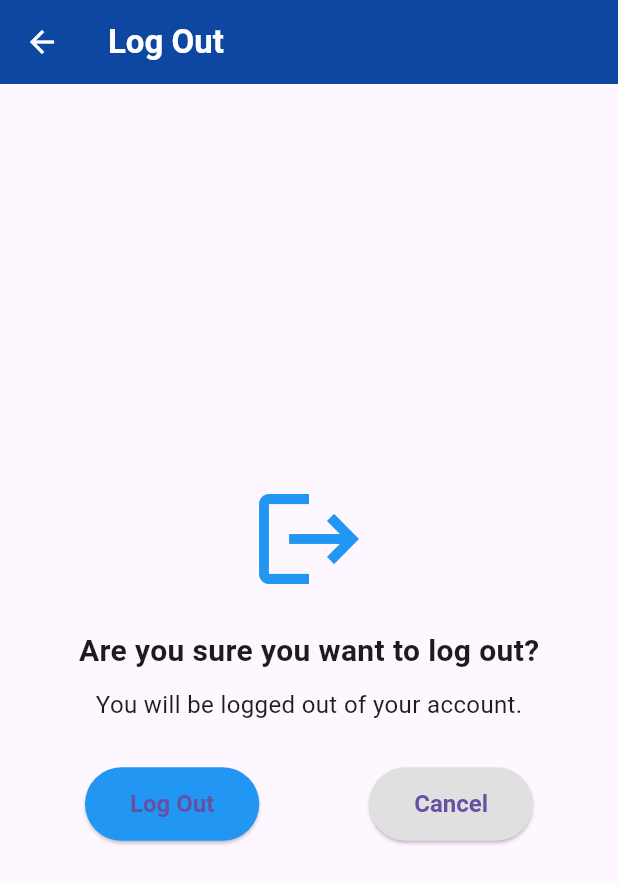
After one commit to Adreescoder/come_back_a31, a Flutter app: the Log_outPage screen opened directly, on a phone screen of 412 x 824 dp. The commit adds this screen. Shown: the top 884 px of the screen. Run offline on Flutter 3.47's test engine with Material 3 defaults, Android fonts, the phone set to English and light mode, and no system bars; our stand-ins replace get.

Commit message:
code ko bot short ki kya hia

```diff
--- a/lib/models/class.dart
+++ /dev/null
@@ -1,189 +0,0 @@
-//
-// class ProductCard extends StatelessWidget {
-//   final String imageUrl;
-//   final String category;
-//   final String name;
-//   final double rating;
-//   final int reviews;
-//   final double price;
-//
-//   const ProductCard({
-//     super.key,
-//     required this.imageUrl,
-//     required this.category,
-//     required this.name,
-//     required this.rating,
-//     required this.reviews,
-//     required this.price,
-//   });
-//
-//   @override
-//   Widget build(BuildContext context) {
-//     return Card(
-//       margin: const EdgeInsets.all(10),
-//       shape: RoundedRectangleBorder(
-//         borderRadius: BorderRadius.circular(15),
-//       ),
-//       elevation: 5,
-//       child: Padding(
-//         padding: const EdgeInsets.all(10.0),
-//         child: Column(
-//           crossAxisAlignment: CrossAxisAlignment.start,
-//           children: <Widget>[
-//             Stack(
-//               children: <Widget>[
-//                 ClipRRect(
-//                   borderRadius: BorderRadius.circular(15),
-//                   child: Image.asset(
-//                     imageUrl,
-//                     height: 150,
-//                     width: double.infinity,
-//                     fit: BoxFit.fitHeight,
-//                   ),
-//                 ),
-//                 const Positioned(
-//                   right: 10,
-//                   top: 10,
-//                   child: Icon(
-//                     Icons.favorite_border,
-//                     color: Colors.grey,
-//                   ),
-//                 ),
-//               ],
-//             ),
-//             const SizedBox(height: 10),
-//             Text(
-//               category,
-//               style: const TextStyle(color: Colors.grey, fontSize: 12),
-//             ),
-//             const SizedBox(height: 5),
-//             Text(
-//               name,
-//               style: const TextStyle(fontWeight: FontWeight.bold, fontSize: 16),
-//             ),
-//             const SizedBox(height: 5),
-//             Row(
-//               children: <Widget>[
-//                 const Icon(
-//                   Icons.star,
-//                   color: Colors.orange,
-//                   size: 20,
-//                 ),
-//                 const SizedBox(width: 5),
-//                 Text(
-//                   rating.toString(),
-//                   style: const TextStyle(fontWeight: FontWeight.bold),
-//                 ),
-//                 const SizedBox(width: 5),
-//                 Text(
-//                   '($reviews)',
-//                   style: const TextStyle(color: Colors.grey),
-//                 ),
-//               ],
-//             ),
-//             const SizedBox(height: 5),
-//             Text(
-//               '\$$price',
-//               style: const TextStyle(
-//                 color: Colors.green,
-//                 fontWeight: FontWeight.bold,
-//                 fontSize: 20,
-//               ),
-//             ),
-//           ],
-//         ),
-//       ),
-//     );
-//   }
-// }
-//
-//
-//
-//
-// class Product extends StatelessWidget {
-//   final String imageUrl;
-//   final String name;
-//
-//   const Product({
-//     super.key,
-//     required this.imageUrl,
-//     required this.name,
-//   });
-//
-//   @override
-//   Widget build(BuildContext context) {
-//     return Card(
-//       margin: const EdgeInsets.all(10),
-//       shape: RoundedRectangleBorder(
-//         borderRadius: BorderRadius.circular(15),
-//       ),
-//       elevation: 5,
-//       child: Padding(
-//         padding: const EdgeInsets.all(10.0),
-//         child: Column(
-//           crossAxisAlignment: CrossAxisAlignment.start,
-//           children: <Widget>[
-//             Stack(
-//               children: <Widget>[
-//                 ClipRRect(
-//                   borderRadius: BorderRadius.circular(15),
-//                   child: Image.asset(
-//                     imageUrl,
-//                     height: 280,
-//                     width: 300,
-//                     fit: BoxFit.fill,
-//                   ),
-//                 ),
-//                 const Positioned(
-//                   right: 10,
-//                   top: 10,
-//                   child: Icon(
-//                     Icons.favorite_border,
-//                     color: Colors.grey,
-//                   ),
-//                 ),
-//               ],
-//             ),
-//             const SizedBox(height: 10),
-//             Text(
-//               name,
-//               style: const TextStyle(fontWeight: FontWeight.bold, fontSize: 16),
-//             ),
-//             const Divider(), // Divider between product details and icons
-//             Row(
-//               mainAxisAlignment: MainAxisAlignment.spaceEvenly,
-//               children: <Widget>[
-//                 IconButton(
-//                   icon: const Icon(Icons.thumb_up_alt_outlined),
-//                   onPressed: () {},
-//                 ),
-//                 IconButton(
-//                   icon: const Icon(Icons.thumb_down_alt_outlined),
-//                   onPressed: () {},
-//                 ),
-//                 IconButton(
-//                   icon: const Icon(Icons.comment_outlined),
-//                   onPressed: () {},
-//                 ),
-//                 IconButton(
-//                   icon: const Icon(Icons.share_outlined),
-//                   onPressed: () {},
-//                 ),
-//               ],
-//             ),
-//           ],
-//         ),
-//       ),
-//     );
-//   }
-// }
-
-class Person {
-  late final String workImage;
-  late final String restImage;
-
-  Person({
-    required this.workImage,
-    required this.restImage,
-  });
-}
--- a/lib/screens/drawer_screen/view.dart
+++ b/lib/screens/drawer_screen/view.dart
@@ -23,10 +23,10 @@ class Drawer_screenPage extends StatelessWidget {
           padding: EdgeInsets.zero,
           children: [
             const UserAccountsDrawerHeader(
-              accountName: Text("Malik Adrees"),
-              accountEmail: Text("malikAdrees@gmail.com"),
+              accountName: Text("Bilal Saeed Jh"),
+              accountEmail: Text("BilalSaeedJh@gmail.com"),
               currentAccountPicture: CircleAvatar(
-                backgroundImage: AssetImage('assets/images/img.jpg'),
+                backgroundImage: AssetImage('assets/sir/sir.jpg'),
               ),
               otherAccountsPictures: [
                 CircleAvatar(child: Icon(Icons.person)),
@@ -106,7 +106,7 @@ _buildDrawerItem(IconData icon, String title, VoidCallback onTap) {
       // Show the confirmation dialog
       Get.dialog(
         AlertDialog(
-          title: Text('Confirm'),
+          title: const Text('Confirm'),
           content: Text('Do you want to switch to $title?'),
           actions: [
             TextButton(
@@ -335,6 +335,7 @@ class TweetItem extends StatelessWidget {
                 Text("@username"),
               ],
             ),
+
             // Tweet text
             const SizedBox(height: 8),
             const Text(
@@ -356,9 +357,9 @@ class TweetItem extends StatelessWidget {
                   icon: const Icon(Icons.comment),
                   onPressed: () {},
                 ),
-                Spacer(),
+                const Spacer(),
                 IconButton(
-                  icon: Icon(Icons.more_vert),
+                  icon: const Icon(Icons.more_vert),
                   onPressed: () {},
                 ),
               ],
--- /dev/null
+++ b/lib/screens/log_out/logic.dart
@@ -0,0 +1,5 @@
+import 'package:get/get.dart';
+
+class Log_outLogic extends GetxController {
+
+}
--- /dev/null
+++ b/lib/screens/log_out/view.dart
@@ -0,0 +1,110 @@
+import 'package:flutter/material.dart';
+import 'package:get/get.dart';
+
+import 'logic.dart';
+
+class Log_outPage extends StatelessWidget {
+  Log_outPage({super.key});
+
+  final logic = Get.put(Log_outLogic());
+
+  @override
+  Widget build(BuildContext context) {
+    return Scaffold(
+      appBar: AppBar(
+        backgroundColor: Colors.blue[900],
+        title: const Text(
+          'Log Out',
+          style: TextStyle(
+            color: Colors.white,
+            fontWeight: FontWeight.bold,
+          ),
+        ),
+        leading: IconButton(
+          icon: const Icon(
+            Icons.arrow_back,
+            color: Colors.white,
+          ),
+          onPressed: () {
+            Navigator.pop(context); // Go back to the previous screen
+          },
+        ),
+      ),
+      body: Center(
+        child: Padding(
+          padding: const EdgeInsets.all(20.0),
+          child: Column(
+            mainAxisAlignment: MainAxisAlignment.center,
+            children: [
+              // Icon
+              const Icon(
+                Icons.logout,
+                size: 80,
+                color: Colors.blue,
+              ),
+
+              const SizedBox(height: 20),
+
+              // Text
+              const Text(
+                'Are you sure you want to log out?',
+                style: TextStyle(
+                  fontSize: 20,
+                  fontWeight: FontWeight.bold,
+                ),
+              ),
+
+              const SizedBox(height: 10),
+
+              // Description
+              const Text(
+                'You will be logged out of your account.',
+                style: TextStyle(
+                  fontSize: 16,
+                ),
+              ),
+
+              const SizedBox(height: 30),
+
+              // Buttons
+              Row(
+                mainAxisAlignment: MainAxisAlignment.spaceAround,
+                children: [
+                  ElevatedButton(
+                    onPressed: () {
+                      // Perform logout action (e.g., clear user data)
+                      Navigator.pop(context); // Go back to the previous screen
+                    },
+                    style: ElevatedButton.styleFrom(
+                      backgroundColor: Colors.blue,
+                      padding: const EdgeInsets.symmetric(horizontal: 30, vertical: 15),
+                      textStyle: const TextStyle(
+                        fontSize: 16,
+                        fontWeight: FontWeight.bold,
+                      ),
+                    ),
+                    child: const Text('Log Out'),
+                  ),
+                  ElevatedButton(
+                    onPressed: () {
+                      Navigator.pop(context); // Go back to the previous screen
+                    },
+                    style: ElevatedButton.styleFrom(
+                      backgroundColor: Colors.grey[300],
+                      padding: const EdgeInsets.symmetric(horizontal: 30, vertical: 15),
+                      textStyle: const TextStyle(
+                        fontSize: 16,
+                        fontWeight: FontWeight.bold,
+                      ),
+                    ),
+                    child: const Text('Cancel'),
+                  ),
+                ],
+              ),
+            ],
+          ),
+        ),
+      ),
+    );
+  }
+}
--- a/pubspec.yaml
+++ b/pubspec.yaml
@@ -66,6 +66,7 @@ flutter:
   # To add assets to your application, add an assets section, like this:
   assets:
    - assets/images/
+   - assets/sir/
   #   - images/a_dot_ham.jpeg
 
   # An image asset can refer to one or more resolution-specific "variants", see
```
Also changed, not shown: assets/sir/sir.jpg (added), assets/sir/sir1.jpg (added), assets/sir/sir2.jpg (added), assets/sir/sir3.jpg (added), assets/sir/sir4.jpg (added), assets/sir/sir5.jpg (added), assets/sir/sir6.jpg (added).
